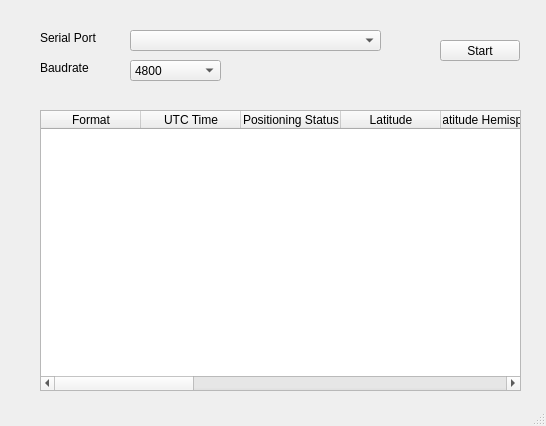
iqbalsyaifurrahman/GPSAnalyzer, file gpsanalyzer.ui: the form before one commit.
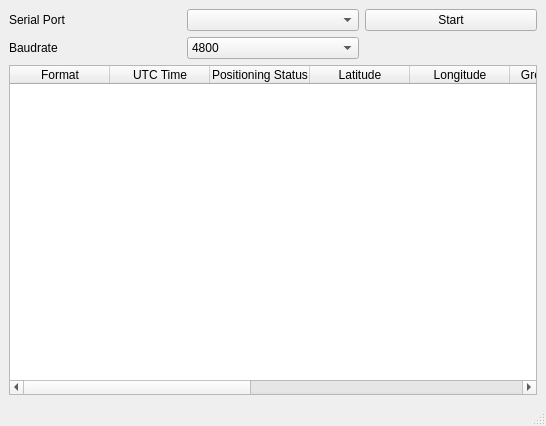
The form after the commit.

Commit message: feat: add splitting feature

The edit to the form file:
```diff
--- a/gpsanalyzer.ui
+++ b/gpsanalyzer.ui
@@ -14,84 +14,23 @@
    <string>GPSAnalyzer</string>
   </property>
   <widget class="QWidget" name="centralwidget">
+   <layout class="QGridLayout" name="gridLayout">
+    <item row="0" column="0">
    <widget class="QLabel" name="label">
-    <property name="geometry">
-     <rect>
-      <x>40</x>
-      <y>30</y>
-      <width>61</width>
-      <height>16</height>
-     </rect>
-    </property>
     <property name="text">
      <string>Serial Port</string>
     </property>
    </widget>
+    </item>
+    <item row="1" column="0">
    <widget class="QLabel" name="label_2">
-    <property name="geometry">
-     <rect>
-      <x>40</x>
-      <y>60</y>
-      <width>61</width>
-      <height>16</height>
-     </rect>
-    </property>
     <property name="text">
      <string>Baudrate</string>
     </property>
    </widget>
-   <widget class="QComboBox" name="comboBox_2">
-    <property name="geometry">
-     <rect>
-      <x>130</x>
-      <y>60</y>
-      <width>91</width>
-      <height>21</height>
-     </rect>
-    </property>
-    <item>
-     <property name="text">
-      <string>4800</string>
-     </property>
     </item>
-    <item>
-     <property name="text">
-      <string>9600</string>
-     </property>
-    </item>
-   </widget>
-   <widget class="QPushButton" name="pushButton">
-    <property name="geometry">
-     <rect>
-      <x>440</x>
-      <y>40</y>
-      <width>80</width>
-      <height>21</height>
-     </rect>
-    </property>
-    <property name="text">
-     <string>Start</string>
-    </property>
-   </widget>
-   <widget class="QComboBox" name="comboBox">
-    <property name="geometry">
-     <rect>
-      <x>130</x>
-      <y>30</y>
-      <width>251</width>
-      <height>21</height>
-     </rect>
-    </property>
-   </widget>
+    <item row="2" column="0" colspan="3">
    <widget class="QTableWidget" name="tableWidget">
-    <property name="geometry">
-     <rect>
-      <x>40</x>
-      <y>110</y>
-      <width>481</width>
-      <height>281</height>
-     </rect>
-    </property>
     <column>
      <property name="text">
       <string>Format</string>
@@ -112,21 +51,11 @@
       <string>Latitude</string>
      </property>
     </column>
-    <column>
-     <property name="text">
-      <string>Latitude Hemisphere</string>
-     </property>
-    </column>
     <column>
      <property name="text">
       <string>Longitude</string>
      </property>
     </column>
-    <column>
-     <property name="text">
-      <string>Longitude Hemisphere</string>
-     </property>
-    </column>
     <column>
      <property name="text">
       <string>Ground Speed</string>
@@ -158,6 +87,32 @@
      </property>
     </column>
    </widget>
+    </item>
+    <item row="0" column="2">
+     <widget class="QPushButton" name="pushButton">
+      <property name="text">
+       <string>Start</string>
+      </property>
+     </widget>
+    </item>
+    <item row="0" column="1">
+     <widget class="QComboBox" name="comboBox"/>
+    </item>
+    <item row="1" column="1">
+     <widget class="QComboBox" name="comboBox_2">
+      <item>
+       <property name="text">
+        <string>4800</string>
+       </property>
+      </item>
+      <item>
+       <property name="text">
+        <string>9600</string>
+       </property>
+      </item>
+     </widget>
+    </item>
+   </layout>
   </widget>
   <widget class="QStatusBar" name="statusbar"/>
  </widget>
```
Lines whose indentation alone changed are shown as unchanged. The commit also changes 1 other file.
